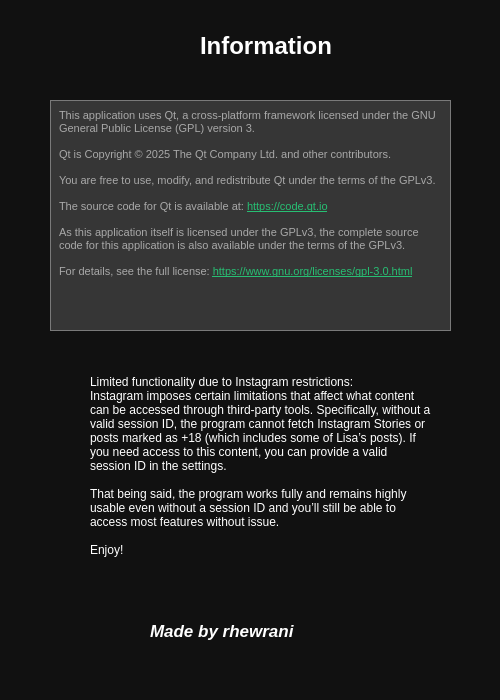
Qt form src/dialogs/infodialog.ui (rhewrani/Instagram-Socials-Downloader) before a commit.
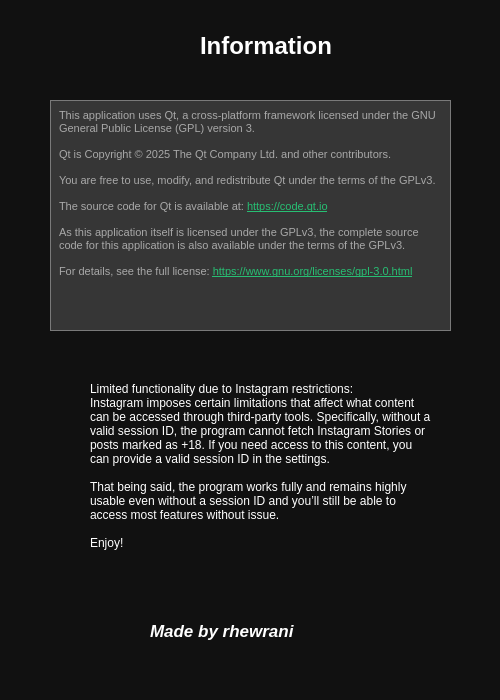
The same form after that commit. Icons and pictures are not drawn.

Diff of the .ui file:
```diff
--- a/src/dialogs/infodialog.ui
+++ b/src/dialogs/infodialog.ui
@@ -150,7 +150,7 @@
     </property>
     <property name="text">
      <string>Limited functionality due to Instagram restrictions:
-Instagram imposes certain limitations that affect what content can be accessed through third-party tools. Specifically, without a valid session ID, the program cannot fetch Instagram Stories or posts marked as +18 (which includes some of Lisa’s posts). If you need access to this content, you can provide a valid session ID in the settings.
+Instagram imposes certain limitations that affect what content can be accessed through third-party tools. Specifically, without a valid session ID, the program cannot fetch Instagram Stories or posts marked as +18. If you need access to this content, you can provide a valid session ID in the settings.
 
 That being said, the program works fully and remains highly usable even without a session ID and you’ll still be able to access most features without issue.
 
```
